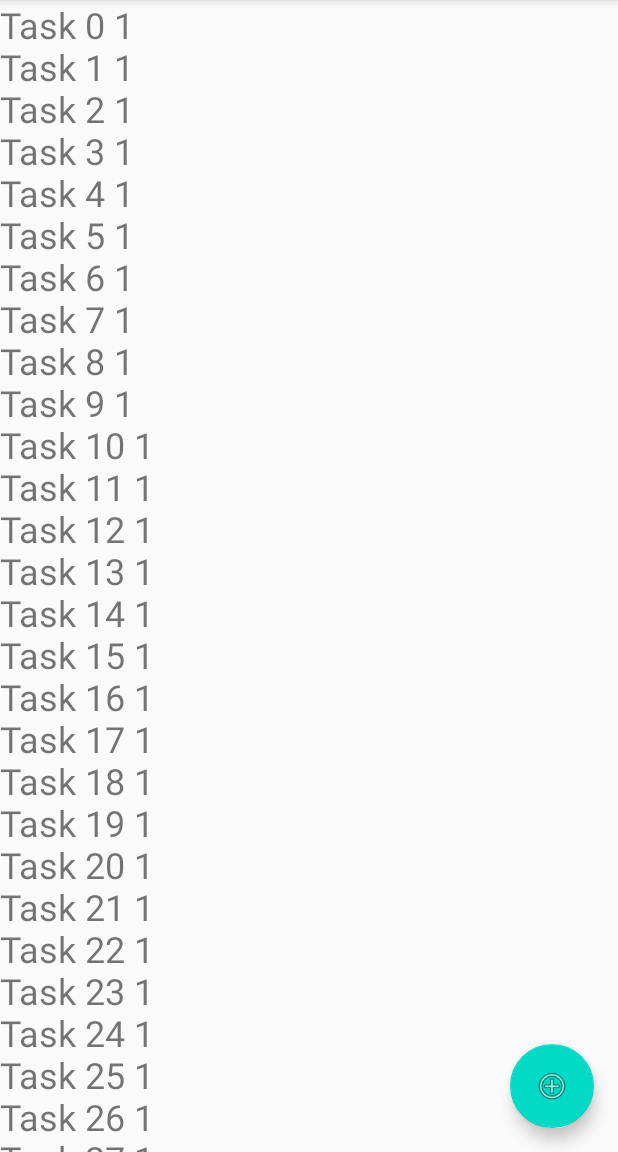
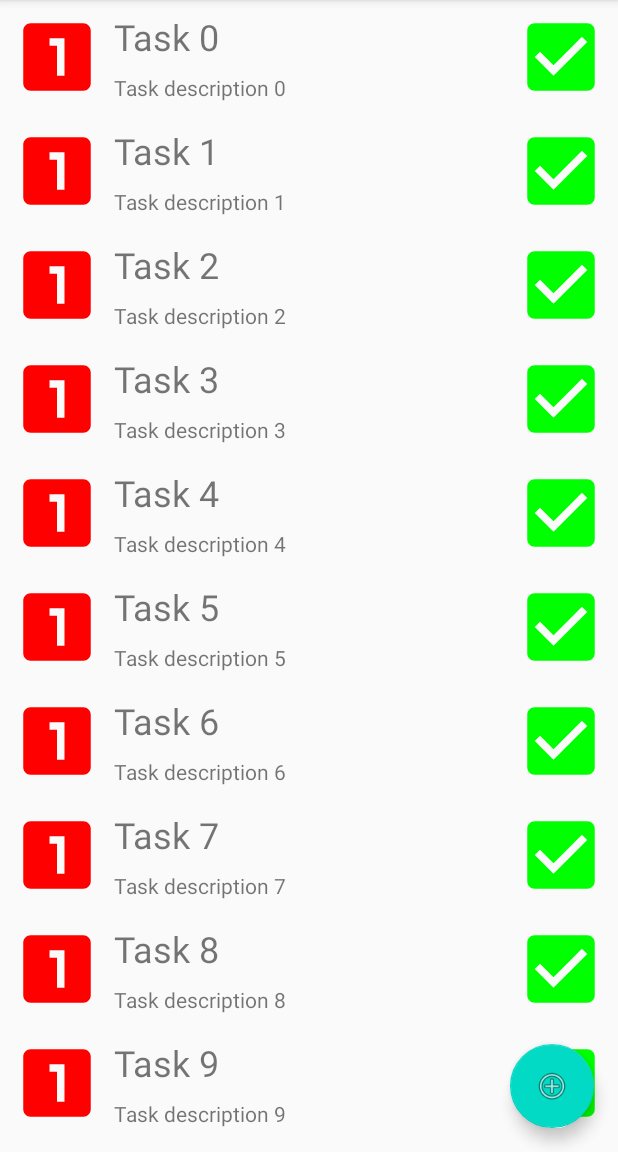
Before and after one commit to myitschool-book/RV_Demo_Part2, an Android app: the screen it shows after launch (MainActivity), on a phone screen of 412 x 824 dp, the part 84-1236 px from its top. Run offline under Robolectric (Android 15) with nearby library versions, the phone set to English and light mode, and no system bars; our stand-ins replace Room's generated code, data binding, navigation-ui; 2 statements that could not run were skipped.

Commit message:
Initial commit

```diff
--- a/app/build.gradle
+++ b/app/build.gradle
@@ -1,4 +1,5 @@
 apply plugin: 'com.android.application'
+apply plugin: 'androidx.navigation.safeargs'
 
 android {
     compileSdkVersion 29
--- /dev/null
+++ b/app/src/main/java/ru/samsung/itschool/rvdemo/BindingUtils.java
@@ -0,0 +1,31 @@
+package ru.samsung.itschool.rvdemo;
+
+import android.widget.ImageView;
+
+import androidx.databinding.BindingAdapter;
+
+import ru.samsung.itschool.rvdemo.database.Task;
+
+public class BindingUtils {
+
+    @BindingAdapter("taskImpImage")
+    public static void setImpImage(ImageView imageView, Task task) {
+        int resImp;
+        switch (task.getTaskImportance()) {
+            case Task.TASK_IMPORTANCE_HIGH: resImp = R.drawable.ic_baseline_looks_one_60; break;
+            case Task.TASK_IMPORTANCE_LOW: resImp = R.drawable.ic_baseline_looks_3_60; break;
+            default: resImp = R.drawable.ic_baseline_looks_two_60;
+        }
+        imageView.setImageResource(resImp);
+    }
+
+    @BindingAdapter("taskStatusImage")
+    public static void setsatusImage(ImageView imageView, Task task) {
+        int resSt;
+        switch (task.getTaskStatus()) {
+            case Task.TASK_STATUS_FINISHED: resSt = R.drawable.ic_baseline_check_box_60; break;
+            default: resSt = R.drawable.ic_baseline_check_box_outline_blank_60;
+        }
+        imageView.setImageResource(resSt);
+    }
+}
--- a/app/src/main/java/ru/samsung/itschool/rvdemo/EditTaskFragment.java
+++ b/app/src/main/java/ru/samsung/itschool/rvdemo/EditTaskFragment.java
@@ -30,7 +30,7 @@ public class EditTaskFragment extends Fragment {
         setHasOptionsMenu(true);
         binding.setLifecycleOwner(this);
         taskViewModel = new ViewModelProvider(this).get(TaskViewModel.class);
-        taskViewModel.getTask(5);
+        taskViewModel.getTask(EditTaskFragmentArgs.fromBundle(getArguments()).getTaskId());
         binding.setTaskViewModel(taskViewModel);
 
         taskViewModel.task.observe(getViewLifecycleOwner(), task -> {
@@ -60,7 +60,7 @@ public class EditTaskFragment extends Fragment {
     public boolean onOptionsItemSelected(@NonNull MenuItem item) {
         if (item.getItemId() == R.id.save_task) {
             taskViewModel.task.getValue().setTaskName(binding.editTaskName.getText().toString());
-            taskViewModel.task.getValue().setTaskDiscription(binding.editTaskDescription.getText().toString());
+            taskViewModel.task.getValue().setTaskDescription(binding.editTaskDescription.getText().toString());
             taskViewModel.task.getValue().setTaskImportance(binding.importanceSpinner.getSelectedItemPosition());
             taskViewModel.updateTask();
             return true;
--- /dev/null
+++ b/app/src/main/java/ru/samsung/itschool/rvdemo/ItemClickListener.java
@@ -0,0 +1,9 @@
+package ru.samsung.itschool.rvdemo;
+
+import android.view.View;
+
+import ru.samsung.itschool.rvdemo.database.Task;
+
+public interface ItemClickListener {
+    void onClick(Task task);
+}
--- /dev/null
+++ b/app/src/main/java/ru/samsung/itschool/rvdemo/TaskAdapter.java
@@ -0,0 +1,64 @@
+package ru.samsung.itschool.rvdemo;
+
+import android.view.LayoutInflater;
+import android.view.View;
+import android.view.ViewGroup;
+
+import androidx.annotation.NonNull;
+import androidx.recyclerview.widget.ListAdapter;
+import androidx.recyclerview.widget.RecyclerView;
+
+
+import ru.samsung.itschool.rvdemo.database.Task;
+import ru.samsung.itschool.rvdemo.databinding.RvListItemBinding;
+
+public class TaskAdapter extends ListAdapter<Task, TaskAdapter.ItemViewHolder> {
+
+    private ItemClickListener itemClickListener;
+
+    protected TaskAdapter(@NonNull TaskDiffCallback diffCallback, ItemClickListener itemClickListener) {
+        super(diffCallback);
+        this.itemClickListener = itemClickListener;
+    }
+
+    @NonNull
+    @Override
+    public ItemViewHolder onCreateViewHolder(@NonNull ViewGroup parent, int viewType) {
+        return ItemViewHolder.from(parent);
+    }
+
+    @Override
+    public void onBindViewHolder(@NonNull ItemViewHolder holder, int position) {
+        if (getCurrentList() == null) {
+            holder.binding.taskNametextView.setText("No tasks");
+        }
+        else {
+            Task task = getItem(position);
+            holder.bind(task, itemClickListener);
+        }
+    }
+
+    public static class ItemViewHolder extends RecyclerView.ViewHolder {
+
+        private RvListItemBinding binding;
+        private ItemClickListener itemClickListener;
+
+        private ItemViewHolder(@NonNull RvListItemBinding binding) {
+            super(binding.getRoot());
+            this.binding = binding;
+        }
+
+        public static ItemViewHolder from(@NonNull ViewGroup parent) {
+            LayoutInflater layoutInflater = LayoutInflater.from(parent.getContext());
+            RvListItemBinding binding = RvListItemBinding.inflate(layoutInflater, parent, false);
+            return new ItemViewHolder(binding);
+        }
+
+        public void bind(Task task, ItemClickListener itemClickListener) {
+            binding.setTask(task);
+            binding.setClickListener(itemClickListener);
+            binding.executePendingBindings();
+        }
+
+    }
+}
--- /dev/null
+++ b/app/src/main/java/ru/samsung/itschool/rvdemo/TaskDiffCallback.java
@@ -0,0 +1,18 @@
+package ru.samsung.itschool.rvdemo;
+
+import androidx.annotation.NonNull;
+import androidx.recyclerview.widget.DiffUtil;
+
+import ru.samsung.itschool.rvdemo.database.Task;
+
+public class TaskDiffCallback extends DiffUtil.ItemCallback<Task> {
+    @Override
+    public boolean areItemsTheSame(@NonNull Task oldItem, @NonNull Task newItem) {
+        return oldItem.getId() == newItem.getId();
+    }
+
+    @Override
+    public boolean areContentsTheSame(@NonNull Task oldItem, @NonNull Task newItem) {
+        return oldItem.equals(newItem);
+    }
+}
--- a/app/src/main/java/ru/samsung/itschool/rvdemo/TasksListFragment.java
+++ b/app/src/main/java/ru/samsung/itschool/rvdemo/TasksListFragment.java
@@ -17,9 +17,6 @@ import android.view.MenuItem;
 import android.view.View;
 import android.view.ViewGroup;
 
-import java.util.List;
-
-import ru.samsung.itschool.rvdemo.database.Task;
 import ru.samsung.itschool.rvdemo.databinding.FragmentTasksListBinding;
 
 
@@ -40,18 +37,24 @@ public class TasksListFragment extends Fragment {
         binding.floatingActionButton.setOnClickListener(v -> {
             Navigation.findNavController(v).navigate(R.id.action_tasksListFragment_to_addTaskFragment);
         });
+        TaskAdapter taskAdapter = new TaskAdapter(new TaskDiffCallback(), task -> {
+            tasksListViewModel.onItemClicked(task.getId());
+            //Toast.makeText(getContext(), task.getTaskName(), Toast.LENGTH_LONG).show();
+        });
+        binding.tasksList.setAdapter(taskAdapter);
+
+        tasksListViewModel.getNavigateToTaskEdit().observe(getViewLifecycleOwner(), taskId -> {
+            if (taskId != null) {
+                NavHostFragment.findNavController(this).navigate(TasksListFragmentDirections.actionTasksListFragmentToEditTaskFragment(taskId));
+                tasksListViewModel.onItemNavigated();
+            }
+        });
 
         tasksListViewModel.tasksList.observe(getViewLifecycleOwner(), tasks -> {
             if (tasks != null) {
-                StringBuilder stringBuilder = new StringBuilder();
-                for (Task task :
-                        tasks) {
-                    stringBuilder.append(task.getTaskName() + " " + task.getTaskImportance() + "\n");
-                }
-                binding.tasksList.setText(stringBuilder.toString());
+                taskAdapter.submitList(tasks);
             }
         });
-
         return binding.getRoot();
     }
 
--- a/app/src/main/java/ru/samsung/itschool/rvdemo/TasksViewModel.java
+++ b/app/src/main/java/ru/samsung/itschool/rvdemo/TasksViewModel.java
@@ -4,6 +4,8 @@ import android.app.Application;
 
 import androidx.lifecycle.AndroidViewModel;
 import androidx.lifecycle.LiveData;
+import androidx.lifecycle.MutableLiveData;
+import androidx.navigation.Navigation;
 
 import java.util.List;
 
@@ -20,11 +22,15 @@ public class TasksViewModel extends AndroidViewModel {
 
     public LiveData<List<Task>> tasksList;
 
+    private MutableLiveData<Long> navigateToTaskEdit = new MutableLiveData<>();
+
     public TasksViewModel(Application application) {
         super(application);
 
         taskRoomDatabase = TaskRoomDatabase.getDatabase(application);
         taskDao = taskRoomDatabase.taskDao();
+
+        navigateToTaskEdit.setValue(null);
 
         tasksList = taskDao.getAllTasks();
     }
@@ -35,4 +41,15 @@ public class TasksViewModel extends AndroidViewModel {
 
     public void deleteAllTask() { TaskRoomDatabase.databaseWriteExecutor.execute(() -> taskDao.deleteAll()); }
 
+    public void onItemClicked(Long id) {
+        navigateToTaskEdit.setValue(id);
+    }
+
+    public void onItemNavigated() {
+        navigateToTaskEdit.setValue(null);
+    }
+
+    public LiveData<Long> getNavigateToTaskEdit() {
+        return navigateToTaskEdit;
+    }
 }
--- a/app/src/main/java/ru/samsung/itschool/rvdemo/database/Task.java
+++ b/app/src/main/java/ru/samsung/itschool/rvdemo/database/Task.java
@@ -1,6 +1,7 @@
 package ru.samsung.itschool.rvdemo.database;
 
 import androidx.annotation.NonNull;
+import androidx.annotation.Nullable;
 import androidx.room.Entity;
 import androidx.room.PrimaryKey;
 
@@ -20,15 +21,15 @@ public class Task {
     @NonNull
     private String taskName;
 
-    private String taskDiscription;
+    private String taskDescription;
 
     private int taskStatus;
 
     private int taskImportance;
 
-    public Task(@NonNull String taskName, String taskDiscription, int taskStatus, int taskImportance) {
+    public Task(@NonNull String taskName, String taskDescription, int taskStatus, int taskImportance) {
         this.taskName = taskName;
-        setTaskDiscription(taskDiscription);
+        setTaskDescription(taskDescription);
         setTaskStatus(taskStatus);
         setTaskImportance(taskImportance);
     }
@@ -49,13 +50,25 @@ public class Task {
         this.taskName = taskName;
     }
 
-    public String getTaskDiscription() {
-        return taskDiscription;
+    public String getTaskDescription() {
+        return taskDescription;
     }
 
-    public void setTaskDiscription(String taskDiscription) {
-        if (taskDiscription == null) { taskDiscription = ""; }
-        this.taskDiscription = taskDiscription;
+    @Override
+    public boolean equals(@Nullable Object obj) {
+        if (this == obj) return true;
+        if (!obj.getClass().equals(this.getClass())) return false;
+        Task that = (Task) obj;
+        return this.getId() == that.getId() &&
+                this.getTaskStatus() == that.getTaskStatus() &&
+                this.getTaskImportance() == that.getTaskImportance() &&
+                this.getTaskName().equals(that.getTaskName()) &&
+                this.getTaskDescription().equals(that.getTaskDescription());
+    }
+
+    public void setTaskDescription(String taskDescription) {
+        if (taskDescription == null) { taskDescription = ""; }
+        this.taskDescription = taskDescription;
     }
 
     public int getTaskStatus() {
--- /dev/null
+++ b/app/src/main/res/drawable/ic_baseline_check_box_60.xml
@@ -0,0 +1,5 @@
+<vector android:height="60dp" android:tint="#00FF00"
+    android:viewportHeight="24" android:viewportWidth="24"
+    android:width="60dp" xmlns:android="http://schemas.android.com/apk/res/android">
+    <path android:fillColor="@android:color/white" android:pathData="M19,3L5,3c-1.11,0 -2,0.9 -2,2v14c0,1.1 0.89,2 2,2h14c1.11,0 2,-0.9 2,-2L21,5c0,-1.1 -0.89,-2 -2,-2zM10,17l-5,-5 1.41,-1.41L10,14.17l7.59,-7.59L19,8l-9,9z"/>
+</vector>
--- /dev/null
+++ b/app/src/main/res/drawable/ic_baseline_check_box_outline_blank_60.xml
@@ -0,0 +1,5 @@
+<vector android:height="60dp" android:tint="?attr/colorControlNormal"
+    android:viewportHeight="24" android:viewportWidth="24"
+    android:width="60dp" xmlns:android="http://schemas.android.com/apk/res/android">
+    <path android:fillColor="@android:color/white" android:pathData="M19,5v14H5V5h14m0,-2H5c-1.1,0 -2,0.9 -2,2v14c0,1.1 0.9,2 2,2h14c1.1,0 2,-0.9 2,-2V5c0,-1.1 -0.9,-2 -2,-2z"/>
+</vector>
--- /dev/null
+++ b/app/src/main/res/drawable/ic_baseline_looks_3_60.xml
@@ -0,0 +1,5 @@
+<vector android:height="60dp" android:tint="#FFFF00"
+    android:viewportHeight="24" android:viewportWidth="24"
+    android:width="60dp" xmlns:android="http://schemas.android.com/apk/res/android">
+    <path android:fillColor="@android:color/white" android:pathData="M19.01,3h-14c-1.1,0 -2,0.9 -2,2v14c0,1.1 0.9,2 2,2h14c1.1,0 2,-0.9 2,-2L21.01,5c0,-1.1 -0.9,-2 -2,-2zM15.01,10.5c0,0.83 -0.67,1.5 -1.5,1.5 0.83,0 1.5,0.67 1.5,1.5L15.01,15c0,1.11 -0.9,2 -2,2h-4v-2h4v-2h-2v-2h2L13.01,9h-4L9.01,7h4c1.1,0 2,0.89 2,2v1.5z"/>
+</vector>
--- /dev/null
+++ b/app/src/main/res/drawable/ic_baseline_looks_one_60.xml
@@ -0,0 +1,5 @@
+<vector android:height="60dp" android:tint="#FF0000"
+    android:viewportHeight="24" android:viewportWidth="24"
+    android:width="60dp" xmlns:android="http://schemas.android.com/apk/res/android">
+    <path android:fillColor="@android:color/white" android:pathData="M19,3L5,3c-1.1,0 -2,0.9 -2,2v14c0,1.1 0.9,2 2,2h14c1.1,0 2,-0.9 2,-2L21,5c0,-1.1 -0.9,-2 -2,-2zM14,17h-2L12,9h-2L10,7h4v10z"/>
+</vector>
--- /dev/null
+++ b/app/src/main/res/drawable/ic_baseline_looks_two_60.xml
@@ -0,0 +1,5 @@
+<vector android:height="60dp" android:tint="#FF8000"
+    android:viewportHeight="24" android:viewportWidth="24"
+    android:width="60dp" xmlns:android="http://schemas.android.com/apk/res/android">
+    <path android:fillColor="@android:color/white" android:pathData="M19,3L5,3c-1.1,0 -2,0.9 -2,2v14c0,1.1 0.9,2 2,2h14c1.1,0 2,-0.9 2,-2L21,5c0,-1.1 -0.9,-2 -2,-2zM15,11c0,1.11 -0.9,2 -2,2h-2v2h4v2L9,17v-4c0,-1.11 0.9,-2 2,-2h2L13,9L9,9L9,7h4c1.1,0 2,0.89 2,2v2z"/>
+</vector>
--- a/app/src/main/res/layout/fragment_edit_task.xml
+++ b/app/src/main/res/layout/fragment_edit_task.xml
@@ -47,7 +47,7 @@
                 android:hint="@string/task_descrtiption"
                 app:layout_constraintTop_toBottomOf="@+id/textInputLayout2"
                 tools:layout_editor_absoluteX="2dp"
-                android:text="@{taskViewModel.task.taskDiscription}" />
+                android:text="@{taskViewModel.task.taskDescription}" />
 
         </com.google.android.material.textfield.TextInputLayout>
 
--- a/app/src/main/res/layout/fragment_tasks_list.xml
+++ b/app/src/main/res/layout/fragment_tasks_list.xml
@@ -14,22 +14,15 @@
         android:layout_height="match_parent">
 
 
-        <ScrollView
-            android:layout_width="match_parent"
-            android:layout_height="match_parent"
+        <androidx.recyclerview.widget.RecyclerView
+            android:id="@+id/tasksList"
+            android:layout_width="0dp"
+            android:layout_height="0dp"
+            app:layoutManager="androidx.recyclerview.widget.LinearLayoutManager"
             app:layout_constraintBottom_toBottomOf="parent"
             app:layout_constraintEnd_toEndOf="parent"
             app:layout_constraintStart_toStartOf="parent"
-            app:layout_constraintTop_toTopOf="parent">
-
-            <TextView
-                android:id="@+id/tasksList"
-                android:layout_width="match_parent"
-                android:layout_height="match_parent"
-                android:textSize="24sp"
-                tools:text="list of items" />
-
-        </ScrollView>
+            app:layout_constraintTop_toTopOf="parent" />
 
         <com.google.android.material.floatingactionbutton.FloatingActionButton
             android:id="@+id/floating_action_button"
--- /dev/null
+++ b/app/src/main/res/layout/rv_list_item.xml
@@ -0,0 +1,74 @@
+<?xml version="1.0" encoding="utf-8"?>
+<layout xmlns:android="http://schemas.android.com/apk/res/android"
+    xmlns:app="http://schemas.android.com/apk/res-auto"
+    xmlns:tools="http://schemas.android.com/tools">
+
+    <data>
+        <variable
+            name="task"
+            type="ru.samsung.itschool.rvdemo.database.Task" />
+        <variable
+            name="clickListener"
+            type="ru.samsung.itschool.rvdemo.ItemClickListener" />
+    </data>
+
+    <androidx.constraintlayout.widget.ConstraintLayout
+        android:layout_width="match_parent"
+        android:layout_height="wrap_content"
+        android:onClick="@{() -> clickListener.onClick(task)}">
+
+        <TextView
+            android:id="@+id/taskNametextView"
+            android:layout_width="0dp"
+            android:layout_height="wrap_content"
+            android:layout_marginStart="8dp"
+            android:layout_marginEnd="8dp"
+            android:textSize="24sp"
+            android:text="@{task.taskName}"
+            app:layout_constraintEnd_toStartOf="@+id/taskStatusImageView"
+            app:layout_constraintStart_toEndOf="@+id/taskImpImageView"
+            app:layout_constraintTop_toTopOf="@+id/taskImpImageView"
+            tools:text="Task Name" />
+
+        <TextView
+            android:id="@+id/taskDescrTextView"
+            android:layout_width="0dp"
+            android:layout_height="wrap_content"
+            android:layout_marginStart="8dp"
+            android:layout_marginTop="8dp"
+            android:layout_marginEnd="8dp"
+            android:text="@{task.taskDescription}"
+            app:layout_constraintEnd_toStartOf="@+id/taskStatusImageView"
+            app:layout_constraintStart_toEndOf="@+id/taskImpImageView"
+            app:layout_constraintTop_toBottomOf="@+id/taskNametextView"
+            tools:text="Task Description" />
+
+        <ImageView
+            android:id="@+id/taskImpImageView"
+            android:layout_width="wrap_content"
+            android:layout_height="wrap_content"
+            android:layout_marginStart="8dp"
+            android:layout_marginTop="8dp"
+            android:layout_marginBottom="8dp"
+            android:contentDescription="@string/task_importance"
+            app:layout_constraintBottom_toBottomOf="parent"
+            app:layout_constraintStart_toStartOf="parent"
+            app:layout_constraintTop_toTopOf="parent"
+            app:srcCompat="@drawable/ic_baseline_looks_one_60"
+            app:taskImpImage="@{task}" />
+
+        <ImageView
+            android:id="@+id/taskStatusImageView"
+            android:layout_width="wrap_content"
+            android:layout_height="wrap_content"
+            android:layout_marginTop="8dp"
+            android:layout_marginEnd="8dp"
+            android:layout_marginBottom="8dp"
+            android:contentDescription="@string/task_status"
+            app:layout_constraintBottom_toBottomOf="parent"
+            app:layout_constraintEnd_toEndOf="parent"
+            app:layout_constraintTop_toTopOf="parent"
+            app:srcCompat="@drawable/ic_baseline_check_box_60"
+            app:taskStatusImage="@{task}"/>
+    </androidx.constraintlayout.widget.ConstraintLayout>
+</layout>
--- a/app/src/main/res/navigation/navigation.xml
+++ b/app/src/main/res/navigation/navigation.xml
@@ -14,6 +14,9 @@
         android:id="@+id/editTaskFragment"
         android:name="ru.samsung.itschool.rvdemo.EditTaskFragment"
         android:label="Edit Task">
+        <argument
+            android:name="taskId"
+            app:argType="long" />
         <action
             android:id="@+id/action_editTaskFragment_to_tasksListFragment"
             app:destination="@id/tasksListFragment" />
--- a/app/src/main/res/values/strings.xml
+++ b/app/src/main/res/values/strings.xml
@@ -6,6 +6,7 @@
     <string name="task_importance">Task Importance</string>
     <string name="task_descrtiption">Task Descrtiption</string>
     <string name="task_name">Task Name</string>
+    <string name="task_status">Task status</string>
 
     <string-array name="importance_array">
         <item>Low</item>
--- a/build.gradle
+++ b/build.gradle
@@ -6,6 +6,7 @@ buildscript {
     }
     dependencies {
         classpath "com.android.tools.build:gradle:4.0.0"
+        classpath "androidx.navigation:navigation-safe-args-gradle-plugin:2.3.0"
 
         // NOTE: Do not place your application dependencies here; they belong
         // in the individual module build.gradle files
```
